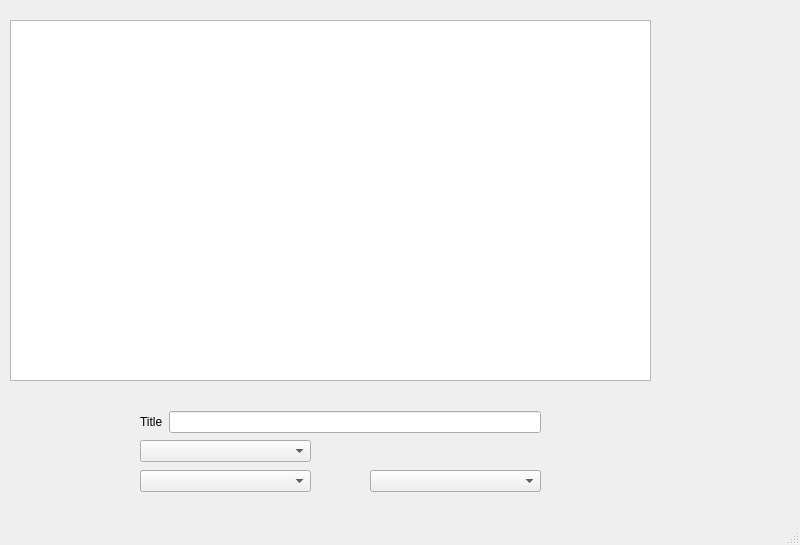
Qt form copaspedia.ui (selesdepselesnul/copas_pedia) before a commit.
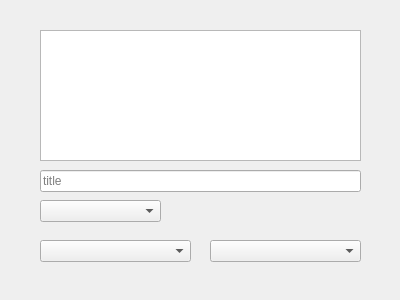
The same form after that commit.

Commit message: ready to kick in

Patch:
```diff
--- a/copaspedia.ui
+++ b/copaspedia.ui
@@ -1,107 +1,71 @@
 <?xml version="1.0" encoding="UTF-8"?>
 <ui version="4.0">
- <class>MainWindow</class>
- <widget class="QMainWindow" name="MainWindow">
+ <class>copas_pedia_widget</class>
+ <widget class="QWidget" name="copas_pedia_widget">
   <property name="geometry">
    <rect>
     <x>0</x>
     <y>0</y>
-    <width>800</width>
-    <height>545</height>
+    <width>400</width>
+    <height>300</height>
    </rect>
   </property>
   <property name="windowTitle">
    <string>MainWindow</string>
   </property>
-  <widget class="QWidget" name="centralwidget">
    <widget class="QTextEdit" name="textEdit">
     <property name="geometry">
      <rect>
-      <x>10</x>
-      <y>20</y>
-      <width>641</width>
-      <height>361</height>
+     <x>40</x>
+     <y>30</y>
+     <width>321</width>
+     <height>131</height>
      </rect>
     </property>
    </widget>
-   <widget class="QComboBox" name="lang_combo_box">
+  <widget class="QLineEdit" name="title_line_edit">
     <property name="geometry">
      <rect>
-      <x>140</x>
-      <y>440</y>
-      <width>171</width>
+     <x>40</x>
+     <y>170</y>
+     <width>321</width>
       <height>22</height>
      </rect>
     </property>
-    <property name="currentText">
-     <string/>
+   <property name="placeholderText">
+    <string>title</string>
     </property>
    </widget>
    <widget class="QComboBox" name="comboBox">
     <property name="geometry">
      <rect>
-      <x>140</x>
-      <y>470</y>
-      <width>171</width>
+     <x>40</x>
+     <y>200</y>
+     <width>121</width>
       <height>22</height>
      </rect>
     </property>
    </widget>
-   <widget class="QComboBox" name="section_combo_box">
-    <property name="enabled">
-     <bool>true</bool>
-    </property>
+  <widget class="QComboBox" name="comboBox_2">
     <property name="geometry">
      <rect>
-      <x>370</x>
-      <y>470</y>
-      <width>171</width>
+     <x>40</x>
+     <y>240</y>
+     <width>151</width>
       <height>22</height>
      </rect>
     </property>
    </widget>
-   <widget class="QWidget" name="">
+  <widget class="QComboBox" name="comboBox_3">
     <property name="geometry">
      <rect>
-      <x>140</x>
-      <y>410</y>
-      <width>401</width>
-      <height>24</height>
-     </rect>
-    </property>
-    <layout class="QHBoxLayout" name="horizontalLayout">
-     <item>
-      <widget class="QLabel" name="label">
-       <property name="text">
-        <string>Title</string>
-       </property>
-      </widget>
-     </item>
-     <item>
-      <widget class="QLineEdit" name="title_page_line_edit"/>
-     </item>
-    </layout>
-   </widget>
-   <zorder>title_page_line_edit</zorder>
-   <zorder>label</zorder>
-   <zorder>textEdit</zorder>
-   <zorder>title_page_line_edit</zorder>
-   <zorder>title_page_line_edit</zorder>
-   <zorder>lang_combo_box</zorder>
-   <zorder>comboBox</zorder>
-   <zorder>section_combo_box</zorder>
-  </widget>
-  <widget class="QMenuBar" name="menubar">
-   <property name="geometry">
-    <rect>
-     <x>0</x>
-     <y>0</y>
-     <width>800</width>
-     <height>19</height>
-    </rect>
-   </property>
-  </widget>
-  <widget class="QStatusBar" name="statusbar"/>
+     <x>210</x>
+     <y>240</y>
+     <width>151</width>
+     <height>22</height>
+    </rect>
+   </property>
+  </widget>
  </widget>
  <resources/>
  <connections/>
```
Left out of the diff: 2 changed lines with no effect on the pictures. Lines whose indentation alone changed are shown as unchanged. The commit also changes 2 other files.
